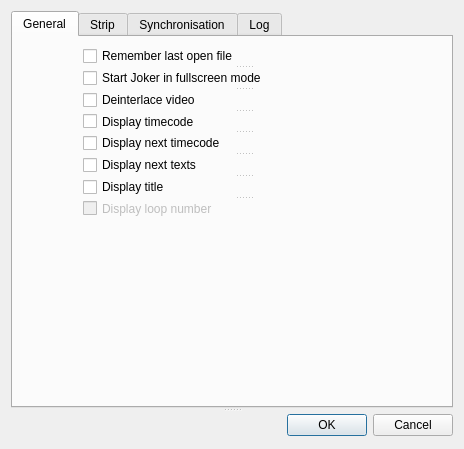
First picture: the form in app/Joker/PreferencesDialog.ui, repository JokerSync/Joker, before the edit.
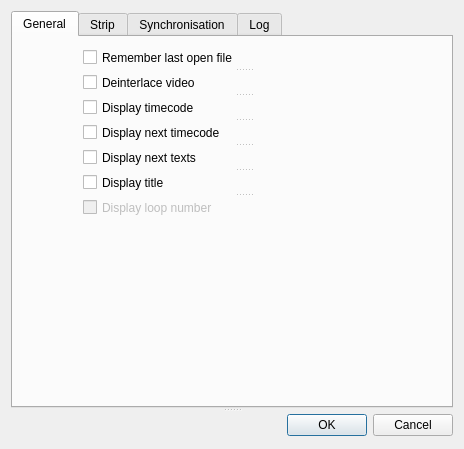
Second picture: the form after the edit. The open tabs and pages were chosen to show the change.

Commit message: now save the geometry of the window

Patch:
```diff
--- a/app/Joker/PreferencesDialog.ui
+++ b/app/Joker/PreferencesDialog.ui
@@ -50,17 +50,6 @@
           <string>Remember last open file</string>
          </property>
         </widget>
-        <widget class="QCheckBox" name="cBoxFullscreen">
-         <property name="layoutDirection">
-          <enum>Qt::LeftToRight</enum>
-         </property>
-         <property name="text">
-          <string>Start Joker in fullscreen mode</string>
-         </property>
-         <property name="tristate">
-          <bool>false</bool>
-         </property>
-        </widget>
         <widget class="QCheckBox" name="cBoxDeinterlace">
          <property name="layoutDirection">
           <enum>Qt::LeftToRight</enum>
```
Left out of the diff: 2 changed lines with no effect on the pictures. The commit also changes 7 other files.
